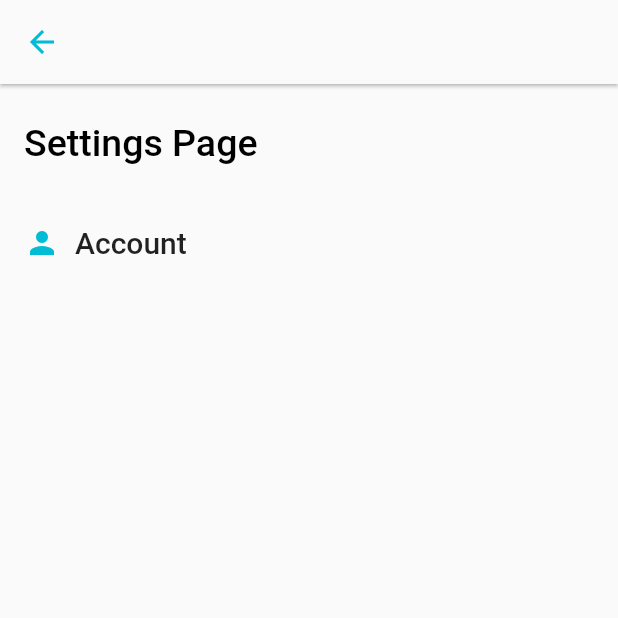
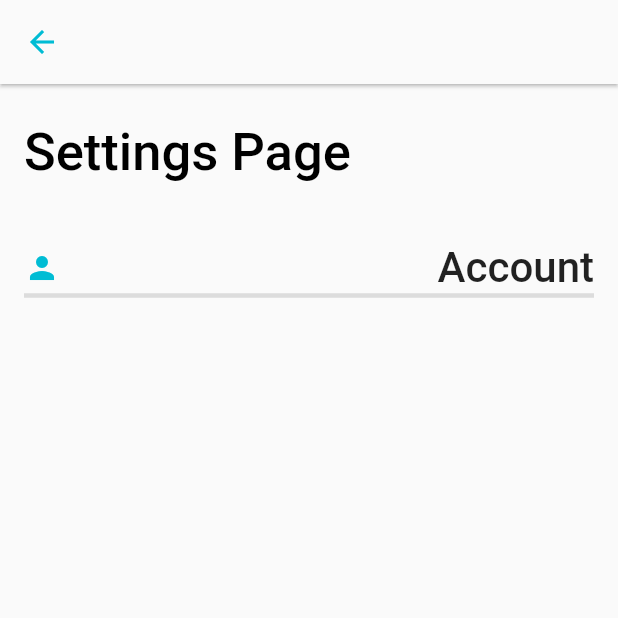
Before and after one commit to PGC-services/Hostel_App, a Flutter app: the Settings screen opened directly, on a phone screen of 412 x 824 dp, the top half of it. Run offline on Flutter 3.47's test engine with Material 2 defaults, Android fonts, the phone set to English and light mode, and no system bars; our stand-ins replace equatable.

Commit message:
settings UI

```diff
--- a/lib/features/presentation/pages/settings.dart
+++ b/lib/features/presentation/pages/settings.dart
@@ -29,23 +29,16 @@ class _SettingsState extends State<Settings> {
               "Settings Page",
               style: TextStyle(
                 color: Colors.black,
-                fontSize: 25,
+                fontSize: 35,
                 fontWeight: FontWeight.w500,
               ),
             ),
             SizedBox(height: 40),
-            Row(
-              children: [
-                Icon(Icons.person, color: Colors.cyan),
-                SizedBox(
-                  width: 10,
-                ),
-                Text(
-                  "Account",
-                  style: TextStyle(fontSize: 20, fontWeight: FontWeight.w500),
-                )
-              ],
-            ),
+            buildAccountOptions(context),
+            Divider(
+              height: 4,
+              thickness: 3,
+            ), //!works like the hr propert in html
           ],
         ),
         // new Image(
@@ -57,4 +50,48 @@ class _SettingsState extends State<Settings> {
       ),
     );
   }
+
+  GestureDetector buildAccountOptions(BuildContext context) {
+    return GestureDetector(
+            onTap: () {
+              showDialog(
+                context: context,
+                builder: (BuildContext context) {
+                  return AlertDialog(
+                    title: Text("Change Password"),
+                    content: Column(
+                      mainAxisSize: MainAxisSize.min,
+                      children: [
+                        Text("Option 1"),
+                        Text("Option 2"),
+                        Text("Option 3"),
+                      ],
+                    ),
+                    actions: [
+                      FlatButton(
+                        onPressed: () {
+                          Navigator.of(context).pop();
+                        },
+                        child: Text("Close"),
+                      ),
+                    ],
+                  );
+                },
+              );
+            },
+            child: Row(
+              mainAxisAlignment: MainAxisAlignment.spaceBetween,
+              children: [
+                Icon(Icons.person, color: Colors.cyan),
+                SizedBox(
+                  width: 10,
+                ),
+                Text(
+                  "Account",
+                  style: TextStyle(fontSize: 28, fontWeight: FontWeight.w500),
+                )
+              ],
+            ),
+          );
+  }
 }
```
